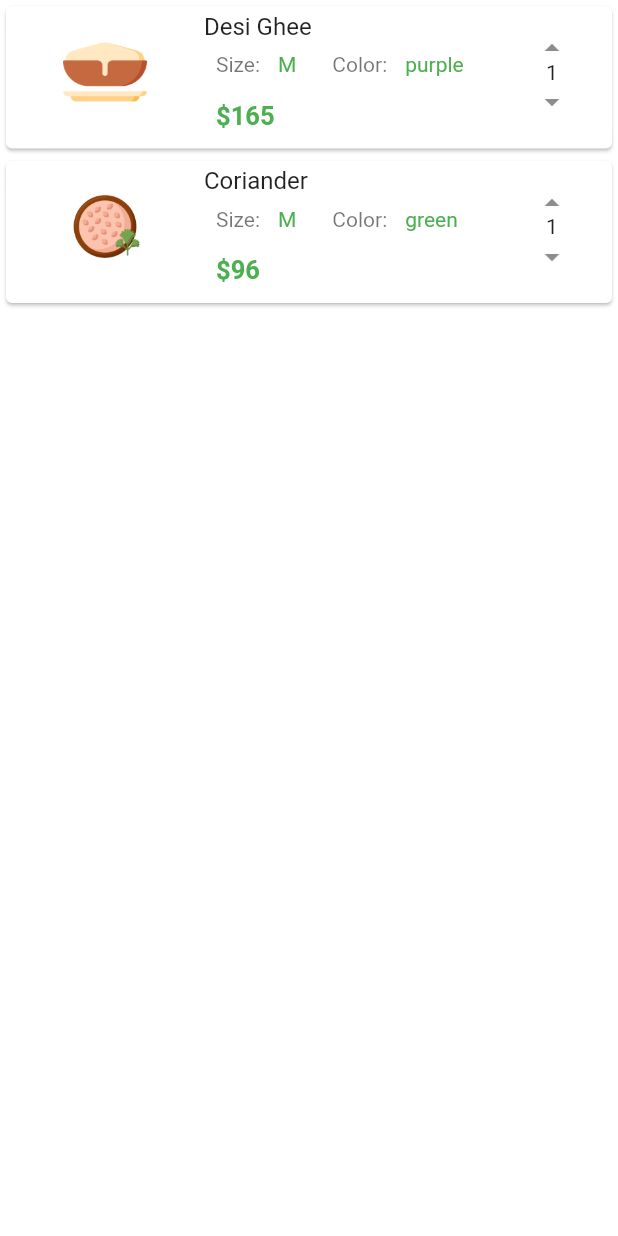
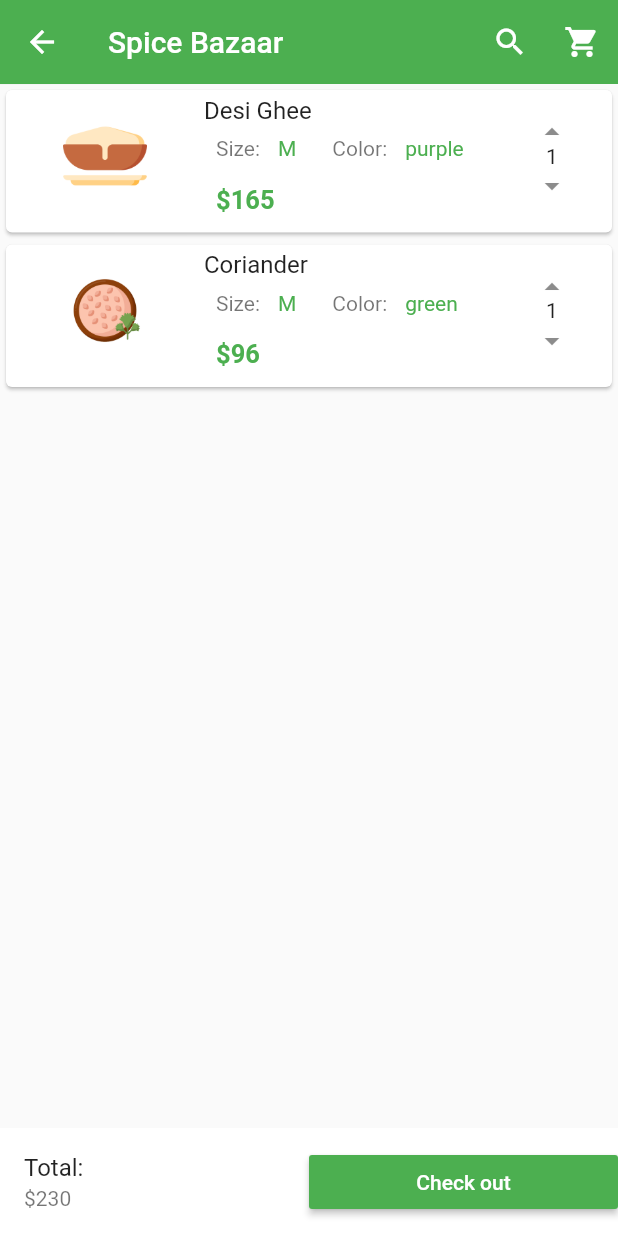
Before and after one commit to AwaisSafdar9111/Masala_Mandi, a Flutter app: the Profile screen opened directly, after a tap on "Shopping Cart", on a phone screen of 412 x 824 dp. Run offline on Flutter 3.47's test engine with Material 2 defaults, Android fonts, the light colour scheme and no system bars; our stand-ins replace carousel_pro, firebase_auth, firebase_core, font_awesome_flutter, google_sign_in; accounts and stored records are empty.

Commit message:
File updation

```diff
--- /dev/null
+++ b/lib/pages/cart.dart
@@ -0,0 +1,52 @@
+import 'package:flutter/material.dart';
+//my own imports
+import 'package:spice_bazaar/categories/cart_products.dart';
+class Cart extends StatefulWidget {
+  const Cart({Key key}) : super(key: key);
+
+  @override
+  State<Cart> createState() => _CartState();
+}
+
+class _CartState extends State<Cart> {
+  @override
+  Widget build(BuildContext context) {
+    return Scaffold(
+      appBar: AppBar(
+        elevation: 0.1,
+        backgroundColor: Colors.green,
+        title: const Text('Spice Bazaar'),
+        actions: <Widget>[
+          IconButton(
+              icon: const Icon(
+                Icons.search,
+                color: Colors.white,
+              ),
+              onPressed: () {}),
+          IconButton(
+              icon: const Icon(
+                Icons.shopping_cart,
+                color: Colors.white,
+              ),
+              onPressed: () {})
+        ],
+      ),
+      body: new Cart_Products(),
+      bottomNavigationBar: new Container(
+        color: Colors.white,
+        child: Row(
+          children: <Widget>[
+            Expanded(child: ListTile(
+              title: new Text("Total:"),
+              subtitle: new Text("\$230"),
+            )),
+            Expanded(child: new MaterialButton(onPressed: (){},
+            child: new Text("Check out",style: TextStyle(color: Colors.white),),
+            color: Colors.green,),
+            )
+          ],
+        ),
+      ),
+    );
+  }
+}
--- a/lib/pages/product_details.dart
+++ b/lib/pages/product_details.dart
@@ -78,10 +78,13 @@ class _ProductDetailsState extends State<ProductDetails> {
               ),
             ),
           ),
+
           //=========== The first Button ==============
+
           Row(
             children: <Widget>[
               // ====== The Size Button =======
+
               Expanded(
                 child: MaterialButton(
                   onPressed: () {
@@ -379,5 +382,6 @@ class Similar_single_pro extends StatelessWidget {
         ),
       ),
     );
+
   }
 }
--- a/lib/screens/profile.dart
+++ b/lib/screens/profile.dart
@@ -1,6 +1,9 @@
 import 'package:flutter/material.dart';
+import 'package:spice_bazaar/screens/index.dart';
 
 import '../categories/cart_products.dart';
+import '../pages/cart.dart';
+import 'home.dart';
 
 class Profile extends StatefulWidget {
   @override
@@ -30,10 +33,13 @@ class _ProfileState extends State<Profile> {
           ),
 //        body
           InkWell(
-            onTap: () {},
+            onTap: () {
+              Navigator.push(context, MaterialPageRoute(builder: (context)=>new Homescreen()));
+            },
             child: const ListTile(
               title: Text('Home Page'),
               leading: Icon(Icons.home, color: Colors.green),
+
             ),
           ),
           InkWell(
@@ -52,7 +58,7 @@ class _ProfileState extends State<Profile> {
           ),
           InkWell(
             onTap: () {
-              Navigator.push(context, MaterialPageRoute(builder: (context)=>new Cart_Products()));
+              Navigator.push(context, MaterialPageRoute(builder: (context)=>new Cart()));
             },
             child: const ListTile(
               title: Text('Shopping Cart'),
```
Also changed, not shown: lib/screens/index.dart (+15 -9 lines).
